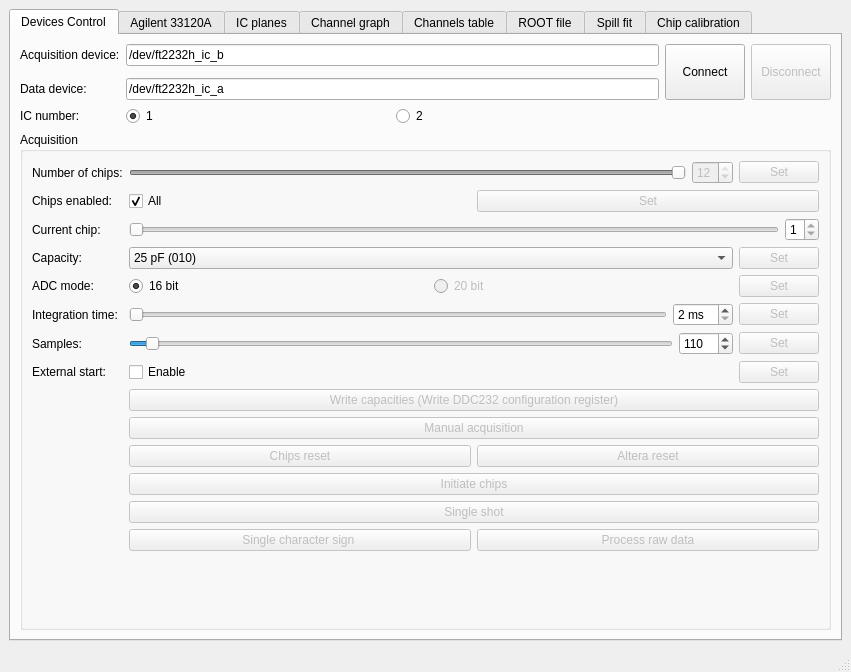
This is mainwindow.ui in MichaelColonel/ICControl as Qt 5 draws it before an edit. The edited form follows.
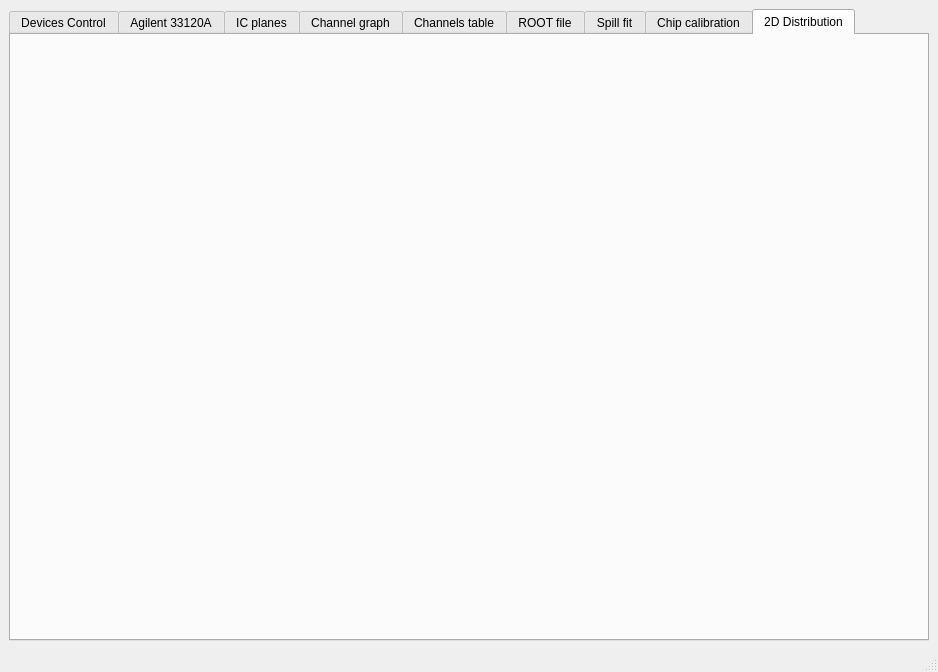
This is the edited form. Custom widgets are drawn as their Qt base class.

Commit message: Pseudo 2D histogram

Patch:
```diff
--- a/mainwindow.ui
+++ b/mainwindow.ui
@@ -6,7 +6,7 @@
    <rect>
     <x>0</x>
     <y>0</y>
-    <width>851</width>
+    <width>938</width>
     <height>672</height>
    </rect>
   </property>
@@ -18,7 +18,7 @@
     <item row="0" column="0">
      <widget class="QTabWidget" name="tabWidget">
       <property name="currentIndex">
-       <number>0</number>
+       <number>8</number>
       </property>
       <widget class="QWidget" name="control">
        <attribute name="title">
@@ -621,6 +621,9 @@
            <layout class="QHBoxLayout" name="horizontalLayout_2">
             <item>
              <widget class="QRadioButton" name="RadioButton_Camera1">
+              <property name="enabled">
+               <bool>true</bool>
+              </property>
               <property name="text">
                <string>1</string>
               </property>
@@ -637,6 +640,9 @@
               <property name="text">
                <string>2</string>
               </property>
+              <property name="checked">
+               <bool>false</bool>
+              </property>
               <attribute name="buttonGroup">
                <string notr="true">ButtonGroup_SelectedCamera</string>
               </attribute>
@@ -1768,6 +1774,35 @@
         </item>
        </layout>
       </widget>
+      <widget class="QWidget" name="tab_7">
+       <property name="sizePolicy">
+        <sizepolicy hsizetype="Preferred" vsizetype="Preferred">
+         <horstretch>0</horstretch>
+         <verstretch>0</verstretch>
+        </sizepolicy>
+       </property>
+       <attribute name="title">
+        <string>2D Distribution</string>
+       </attribute>
+       <layout class="QGridLayout" name="gridLayout_21">
+        <item row="0" column="0">
+         <widget class="QRootCanvas" name="RootCanvas_2D" native="true">
+          <property name="sizePolicy">
+           <sizepolicy hsizetype="Fixed" vsizetype="Fixed">
+            <horstretch>0</horstretch>
+            <verstretch>0</verstretch>
+           </sizepolicy>
+          </property>
+          <property name="minimumSize">
+           <size>
+            <width>500</width>
+            <height>500</height>
+           </size>
+          </property>
+         </widget>
+        </item>
+       </layout>
+      </widget>
      </widget>
     </item>
    </layout>
```
Left out of the diff: 2 changed lines with no effect on the pictures. The commit also changes 2 other files.
